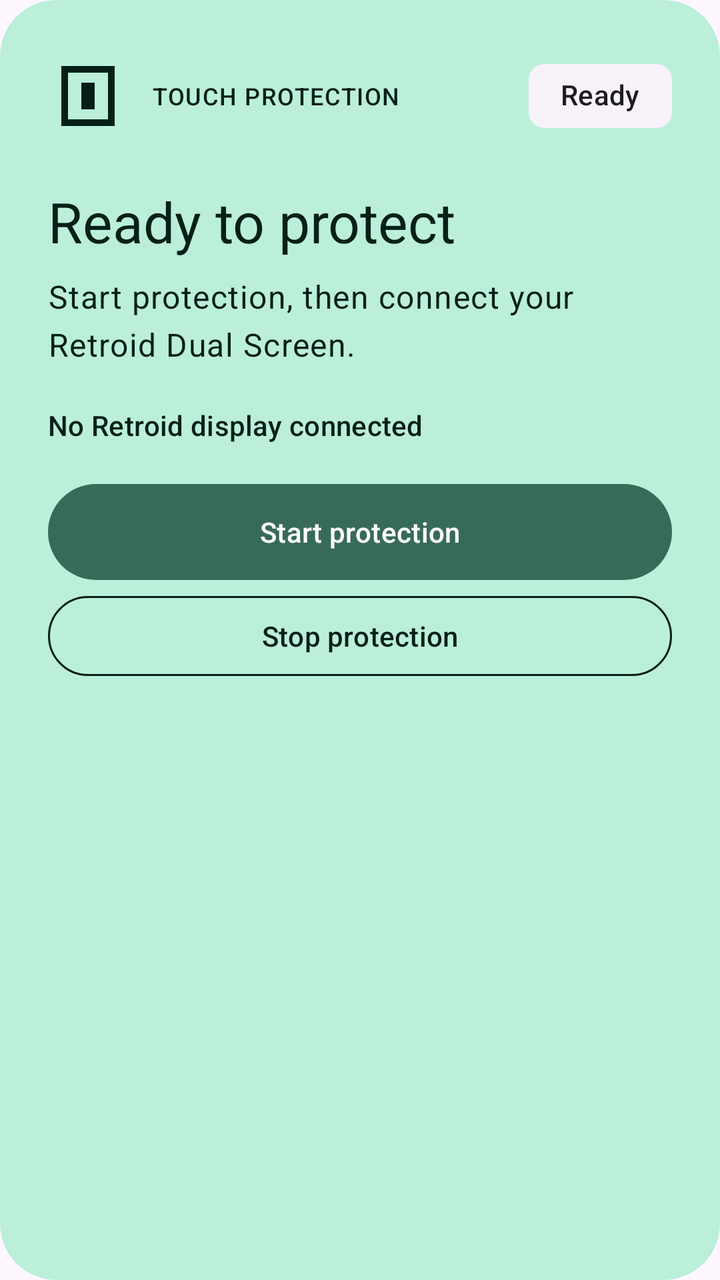
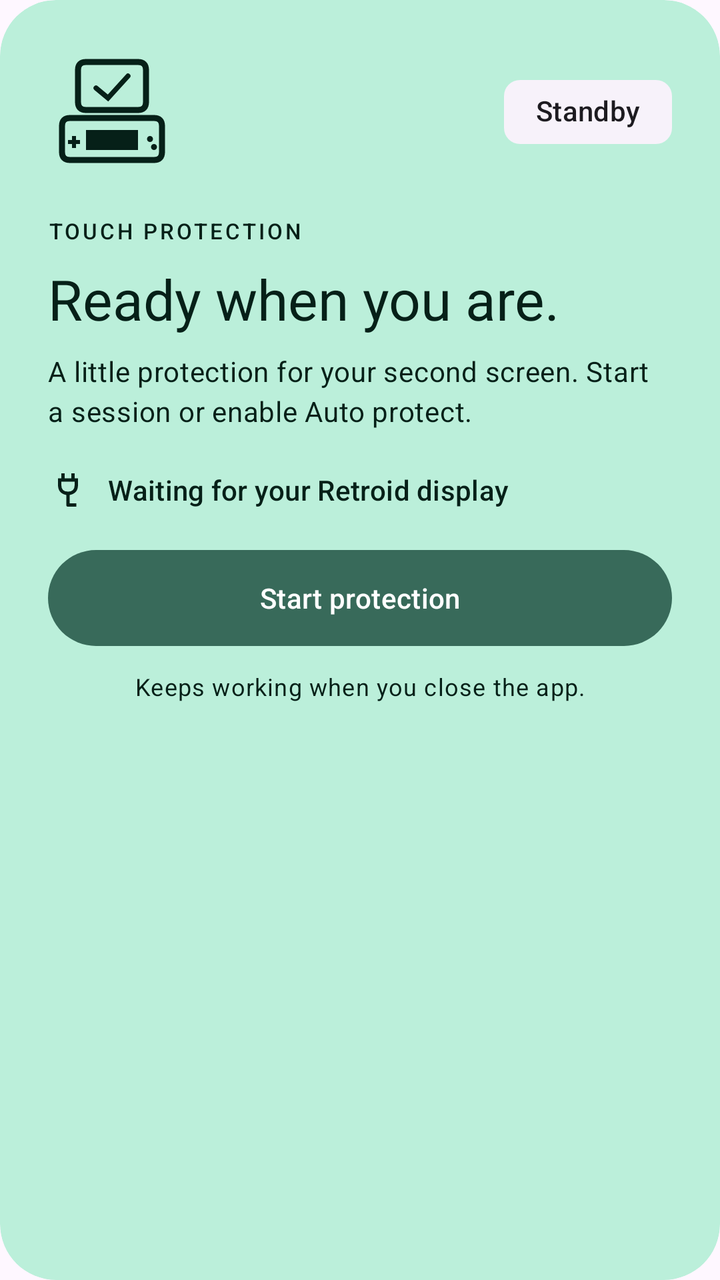

Two renders of the same Android screen: before a commit and after it. Below are the layout's source before the change and the commit's diff.
<!-- AndroidManifest.xml: application theme Theme.OdinDuo -->
<!-- res/layout/protection_card.xml -->
<com.google.android.material.card.MaterialCardView xmlns:android="http://schemas.android.com/apk/res/android"
    xmlns:app="http://schemas.android.com/apk/res-auto" style="@style/Widget.OdinDuo.Card"
    android:layout_width="match_parent" android:layout_height="wrap_content"
    app:cardBackgroundColor="?attr/colorPrimaryContainer">
    <LinearLayout android:layout_width="match_parent" android:layout_height="wrap_content" android:orientation="vertical" android:padding="24dp">
        <LinearLayout android:layout_width="match_parent" android:layout_height="wrap_content" android:orientation="horizontal" android:gravity="center_vertical">
            <ImageView android:layout_width="40dp" android:layout_height="40dp" android:src="@drawable/ic_touch"
                android:importantForAccessibility="no" app:tint="?attr/colorOnPrimaryContainer" />
            <com.google.android.material.textview.MaterialTextView android:layout_width="0dp" android:layout_height="wrap_content"
                android:layout_weight="1" android:layout_marginStart="12dp" android:text="@string/status_label"
                android:textAppearance="?attr/textAppearanceLabelMedium" android:textColor="?attr/colorOnPrimaryContainer" />
            <com.google.android.material.chip.Chip android:id="@+id/state_chip" android:layout_width="wrap_content" android:layout_height="wrap_content"
                android:text="@string/chip_idle" android:clickable="false" android:focusable="false" android:checkable="false"
                android:textColor="?attr/colorOnSurface" app:chipBackgroundColor="?attr/colorSurfaceContainerLow" app:chipStrokeWidth="0dp" />
        </LinearLayout>
        <com.google.android.material.textview.MaterialTextView android:id="@+id/state_title"
            android:layout_width="match_parent" android:layout_height="wrap_content" android:layout_marginTop="20dp"
            android:text="@string/title_idle" android:textAppearance="?attr/textAppearanceHeadlineMedium" android:textColor="?attr/colorOnPrimaryContainer" />
        <com.google.android.material.textview.MaterialTextView android:id="@+id/status"
            android:layout_width="match_parent" android:layout_height="wrap_content" android:layout_marginTop="8dp"
            android:text="@string/status_idle" android:textAppearance="?attr/textAppearanceBodyLarge" android:textColor="?attr/colorOnPrimaryContainer"
            android:accessibilityLiveRegion="polite" />
        <com.google.android.material.textview.MaterialTextView android:id="@+id/device"
            android:layout_width="match_parent" android:layout_height="wrap_content" android:layout_marginTop="20dp"
            android:text="@string/device_disconnected" android:textAppearance="?attr/textAppearanceLabelLarge" android:textColor="?attr/colorOnPrimaryContainer" />
        <com.google.android.material.button.MaterialButton android:id="@+id/start"
            android:layout_width="match_parent" android:layout_height="wrap_content" android:layout_marginTop="16dp"
            android:minHeight="56dp" android:text="@string/start_protection" app:cornerRadius="28dp"
                android:textColor="@color/protection_start_text" app:backgroundTint="@color/protection_start_background" />
        <com.google.android.material.button.MaterialButton android:id="@+id/stop" style="@style/Widget.Material3.Button.OutlinedButton"
            android:layout_width="match_parent" android:layout_height="wrap_content" android:minHeight="48dp"
            android:text="@string/stop_protection" app:cornerRadius="24dp" android:textColor="@color/protection_button_text" app:strokeColor="@color/protection_button_stroke" />
    </LinearLayout>
</com.google.android.material.card.MaterialCardView>
<!-- resources referenced by this layout -->
<resources>
  <!-- drawable ic_touch (drawable) -->
  <vector xmlns:android="http://schemas.android.com/apk/res/android" android:width="24dp" android:height="24dp" android:viewportWidth="24" android:viewportHeight="24">
      <path android:fillColor="#FFFFFF" android:pathData="M4,3h16v18H4zM6,5v14h12V5zM10,8h4v8h-4z" android:fillType="evenOdd" />
  </vector>
  <string name="chip_idle">Ready</string>
  <string name="device_disconnected">No Retroid display connected</string>
  <string name="start_protection">Start protection</string>
  <string name="status_idle">Start protection, then connect your Retroid Dual Screen.</string>
  <string name="status_label">TOUCH PROTECTION</string>
  <string name="stop_protection">Stop protection</string>
  <string name="title_idle">Ready to protect</string>
  <style name="Widget.OdinDuo.Card" parent="Widget.Material3.CardView.Filled">
          <item name="shapeAppearance">@style/ShapeAppearance.OdinDuo.Card</item>
          <item name="cardElevation">0dp</item>
      </style>
  <style name="Theme.OdinDuo" parent="Theme.Material3.DayNight.NoActionBar">
          <item name="colorPrimary">#386A5A</item>
          <item name="colorOnPrimary">#FFFFFF</item>
          <item name="colorPrimaryContainer">#BBEFDA</item>
          <item name="colorOnPrimaryContainer">#062018</item>
          <item name="android:windowLightStatusBar">?attr/isLightTheme</item>
          <item name="android:windowLightNavigationBar">?attr/isLightTheme</item>
          <item name="android:statusBarColor">@android:color/transparent</item>
          <item name="android:navigationBarColor">@android:color/transparent</item>
          <item name="android:windowBackground">?attr/colorSurface</item>
      </style>
  <style name="ShapeAppearance.OdinDuo.Card" parent="ShapeAppearance.Material3.Corner.ExtraLarge" />
</resources>

<!-- the commit's change to res/layout/protection_card.xml (unified diff, before → after) -->
@@ -1,34 +1,19 @@
-<com.google.android.material.card.MaterialCardView xmlns:android="http://schemas.android.com/apk/res/android"
-    xmlns:app="http://schemas.android.com/apk/res-auto" style="@style/Widget.OdinDuo.Card"
-    android:layout_width="match_parent" android:layout_height="wrap_content"
-    app:cardBackgroundColor="?attr/colorPrimaryContainer">
-    <LinearLayout android:layout_width="match_parent" android:layout_height="wrap_content" android:orientation="vertical" android:padding="24dp">
+<com.google.android.material.card.MaterialCardView xmlns:android="http://schemas.android.com/apk/res/android" xmlns:app="http://schemas.android.com/apk/res-auto" style="@style/Widget.OdinDuo.Card" android:layout_width="match_parent" android:layout_height="wrap_content" app:cardBackgroundColor="?attr/colorPrimaryContainer">
+    <LinearLayout android:layout_width="match_parent" android:layout_height="wrap_content" android:orientation="vertical" android:padding="@dimen/card_padding">
         <LinearLayout android:layout_width="match_parent" android:layout_height="wrap_content" android:orientation="horizontal" android:gravity="center_vertical">
-            <ImageView android:layout_width="40dp" android:layout_height="40dp" android:src="@drawable/ic_touch"
-                android:importantForAccessibility="no" app:tint="?attr/colorOnPrimaryContainer" />
-            <com.google.android.material.textview.MaterialTextView android:layout_width="0dp" android:layout_height="wrap_content"
-                android:layout_weight="1" android:layout_marginStart="12dp" android:text="@string/status_label"
-                android:textAppearance="?attr/textAppearanceLabelMedium" android:textColor="?attr/colorOnPrimaryContainer" />
-            <com.google.android.material.chip.Chip android:id="@+id/state_chip" android:layout_width="wrap_content" android:layout_height="wrap_content"
-                android:text="@string/chip_idle" android:clickable="false" android:focusable="false" android:checkable="false"
-                android:textColor="?attr/colorOnSurface" app:chipBackgroundColor="?attr/colorSurfaceContainerLow" app:chipStrokeWidth="0dp" />
+            <ImageView android:layout_width="@dimen/hero_icon_size" android:layout_height="@dimen/hero_icon_size" android:src="@drawable/ic_duo" android:importantForAccessibility="no" app:tint="?attr/colorOnPrimaryContainer" />
+            <Space android:layout_width="0dp" android:layout_height="1dp" android:layout_weight="1" />
+            <com.google.android.material.chip.Chip android:id="@+id/state_chip" android:layout_width="wrap_content" android:layout_height="wrap_content" android:text="@string/chip_idle" android:clickable="false" android:focusable="false" android:checkable="false" android:textColor="?attr/colorOnSurface" app:chipBackgroundColor="?attr/colorSurfaceContainerLow" app:chipStrokeWidth="0dp" />
         </LinearLayout>
-        <com.google.android.material.textview.MaterialTextView android:id="@+id/state_title"
-            android:layout_width="match_parent" android:layout_height="wrap_content" android:layout_marginTop="20dp"
-            android:text="@string/title_idle" android:textAppearance="?attr/textAppearanceHeadlineMedium" android:textColor="?attr/colorOnPrimaryContainer" />
-        <com.google.android.material.textview.MaterialTextView android:id="@+id/status"
-            android:layout_width="match_parent" android:layout_height="wrap_content" android:layout_marginTop="8dp"
-            android:text="@string/status_idle" android:textAppearance="?attr/textAppearanceBodyLarge" android:textColor="?attr/colorOnPrimaryContainer"
-            android:accessibilityLiveRegion="polite" />
-        <com.google.android.material.textview.MaterialTextView android:id="@+id/device"
-            android:layout_width="match_parent" android:layout_height="wrap_content" android:layout_marginTop="20dp"
-            android:text="@string/device_disconnected" android:textAppearance="?attr/textAppearanceLabelLarge" android:textColor="?attr/colorOnPrimaryContainer" />
-        <com.google.android.material.button.MaterialButton android:id="@+id/start"
-            android:layout_width="match_parent" android:layout_height="wrap_content" android:layout_marginTop="16dp"
-            android:minHeight="56dp" android:text="@string/start_protection" app:cornerRadius="28dp"
-                android:textColor="@color/protection_start_text" app:backgroundTint="@color/protection_start_background" />
-        <com.google.android.material.button.MaterialButton android:id="@+id/stop" style="@style/Widget.Material3.Button.OutlinedButton"
-            android:layout_width="match_parent" android:layout_height="wrap_content" android:minHeight="48dp"
-            android:text="@string/stop_protection" app:cornerRadius="24dp" android:textColor="@color/protection_button_text" app:strokeColor="@color/protection_button_stroke" />
+        <com.google.android.material.textview.MaterialTextView android:layout_width="match_parent" android:layout_height="wrap_content" android:layout_marginTop="@dimen/hero_gap" android:text="@string/status_label" android:letterSpacing="0.12" android:textAppearance="?attr/textAppearanceLabelSmall" android:textColor="?attr/colorOnPrimaryContainer" />
+        <com.google.android.material.textview.MaterialTextView android:id="@+id/state_title" android:layout_width="match_parent" android:layout_height="wrap_content" android:layout_marginTop="8dp" android:text="@string/title_idle" android:textAppearance="@style/TextAppearance.OdinDuo.Hero" android:textColor="?attr/colorOnPrimaryContainer" />
+        <com.google.android.material.textview.MaterialTextView android:id="@+id/status" android:layout_width="match_parent" android:layout_height="wrap_content" android:layout_marginTop="8dp" android:text="@string/status_idle" android:textAppearance="?attr/textAppearanceBodyMedium" android:textColor="?attr/colorOnPrimaryContainer" android:accessibilityLiveRegion="polite" />
+        <LinearLayout android:layout_width="match_parent" android:layout_height="wrap_content" android:layout_marginTop="20dp" android:gravity="center_vertical" android:orientation="horizontal">
+            <ImageView android:layout_width="20dp" android:layout_height="20dp" android:src="@drawable/ic_cable" android:importantForAccessibility="no" app:tint="?attr/colorOnPrimaryContainer" />
+            <com.google.android.material.textview.MaterialTextView android:id="@+id/device" android:layout_width="0dp" android:layout_height="wrap_content" android:layout_weight="1" android:layout_marginStart="10dp" android:text="@string/device_disconnected" android:textAppearance="?attr/textAppearanceLabelLarge" android:textColor="?attr/colorOnPrimaryContainer" />
+        </LinearLayout>
+        <com.google.android.material.button.MaterialButton android:id="@+id/start" android:layout_width="match_parent" android:layout_height="wrap_content" android:layout_marginTop="16dp" android:minHeight="56dp" android:text="@string/start_protection" app:cornerRadius="28dp" android:textColor="@color/protection_start_text" app:backgroundTint="@color/protection_start_background" />
+        <com.google.android.material.button.MaterialButton android:id="@+id/stop" style="@style/Widget.Material3.Button.OutlinedButton" android:layout_width="match_parent" android:layout_height="wrap_content" android:layout_marginTop="16dp" android:minHeight="56dp" android:text="@string/stop_protection" android:visibility="gone" app:cornerRadius="28dp" android:textColor="@color/protection_button_text" app:strokeColor="@color/protection_button_stroke" />
+        <com.google.android.material.textview.MaterialTextView android:layout_width="match_parent" android:layout_height="wrap_content" android:layout_marginTop="8dp" android:gravity="center" android:text="@string/background_hint" android:textAppearance="?attr/textAppearanceBodySmall" android:textColor="?attr/colorOnPrimaryContainer" />
     </LinearLayout>
 </com.google.android.material.card.MaterialCardView>
<!-- resource entries referenced after the edit -->
@@ -1,16 +1,27 @@
 <!-- resources referenced by this layout -->
 <resources>
-  <!-- drawable ic_touch (drawable) -->
-  <vector xmlns:android="http://schemas.android.com/apk/res/android" android:width="24dp" android:height="24dp" android:viewportWidth="24" android:viewportHeight="24">
-      <path android:fillColor="#FFFFFF" android:pathData="M4,3h16v18H4zM6,5v14h12V5zM10,8h4v8h-4z" android:fillType="evenOdd" />
+  <dimen name="card_padding">24dp</dimen>
+  <dimen name="hero_gap">20dp</dimen>
+  <dimen name="hero_icon_size">64dp</dimen>
+  <!-- drawable ic_cable (drawable) -->
+  <vector xmlns:android="http://schemas.android.com/apk/res/android" android:width="20dp" android:height="20dp" android:viewportWidth="24" android:viewportHeight="24">
+      <path android:fillColor="#FF000000" android:pathData="M8,2 L10,2 L10,5 L14,5 L14,2 L16,2 L16,5 L18,5 L18,9 Q18,14 13,15 L13,20 L17,20 L17,22 L12,22 Q11,22 11,21 L11,15 Q6,14 6,9 L6,5 L8,5 Z M8,7 L8,9 Q8,13 12,13 Q16,13 16,9 L16,7 Z"/>
   </vector>
-  <string name="chip_idle">Ready</string>
-  <string name="device_disconnected">No Retroid display connected</string>
+  <!-- drawable ic_duo (drawable) -->
+  <vector xmlns:android="http://schemas.android.com/apk/res/android" android:width="64dp" android:height="64dp" android:viewportWidth="64" android:viewportHeight="64">
+      <path android:fillColor="#00000000" android:strokeColor="#FF000000" android:strokeWidth="3" android:strokeLineJoin="round" android:pathData="M19,7 L45,7 Q49,7 49,11 L49,27 Q49,31 45,31 L19,31 Q15,31 15,27 L15,11 Q15,7 19,7 Z M11,35 L53,35 Q57,35 57,39 L57,52 Q57,56 53,56 L11,56 Q7,56 7,52 L7,39 Q7,35 11,35 Z"/>
+      <path android:fillColor="#FF000000" android:pathData="M19,41 L45,41 L45,51 L19,51 Z M12,44 L14,44 L14,46 L16,46 L16,48 L14,48 L14,50 L12,50 L12,48 L10,48 L10,46 L12,46 Z M51,44 A1.5,1.5 0,1 0,51,47 A1.5,1.5 0,1 0,51,44 M53,48 A1.5,1.5 0,1 0,53,51 A1.5,1.5 0,1 0,53,48"/>
+      <path android:fillColor="#00000000" android:strokeColor="#FF000000" android:strokeWidth="2.5" android:strokeLineCap="round" android:pathData="M24,20 L30,25 L40,14"/>
+  </vector>
+  <string name="background_hint">Keeps working when you close the app.</string>
+  <string name="chip_idle">Standby</string>
+  <string name="device_disconnected">Waiting for your Retroid display</string>
   <string name="start_protection">Start protection</string>
-  <string name="status_idle">Start protection, then connect your Retroid Dual Screen.</string>
+  <string name="status_idle">A little protection for your second screen. Start a session or enable Auto protect.</string>
   <string name="status_label">TOUCH PROTECTION</string>
   <string name="stop_protection">Stop protection</string>
-  <string name="title_idle">Ready to protect</string>
+  <string name="title_idle">Ready when you are.</string>
+  <style name="TextAppearance.OdinDuo.Hero" parent="TextAppearance.Material3.HeadlineMedium" />
   <style name="Widget.OdinDuo.Card" parent="Widget.Material3.CardView.Filled">
           <item name="shapeAppearance">@style/ShapeAppearance.OdinDuo.Card</item>
           <item name="cardElevation">0dp</item>
